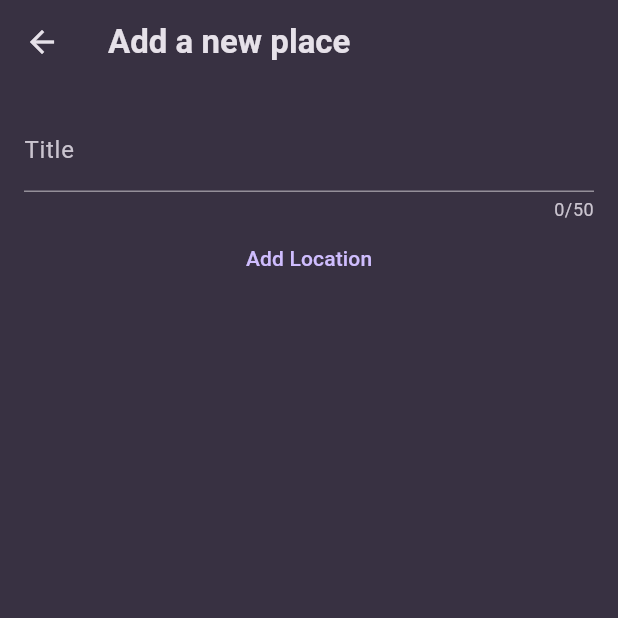
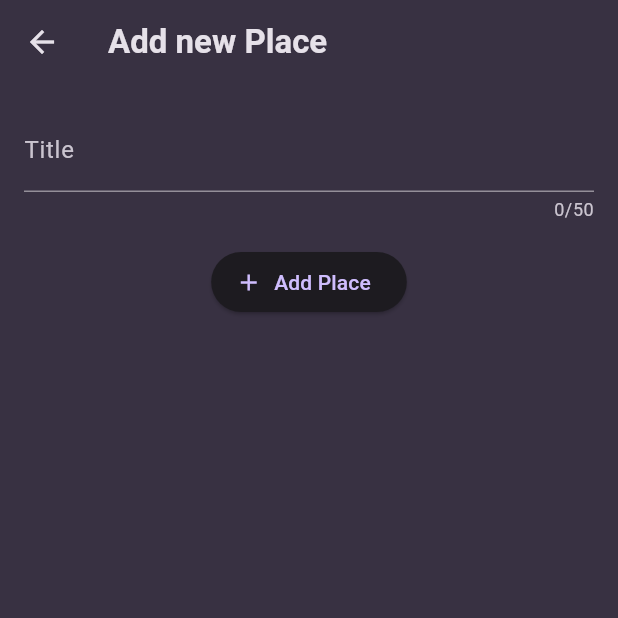
Before and after one commit to reema14a/flutter-favorite-places, a Flutter app: the screen it shows after launch, after a tap on the "add" icon, on a phone screen of 412 x 824 dp, the top half of it. Run offline on Flutter 3.47's test engine with Material 3 defaults, Android fonts, the light colour scheme and no system bars; our stand-ins replace flutter_riverpod, google_fonts.

Commit message:
Updated based on solution provided in lecture

```diff
--- a/lib/main.dart
+++ b/lib/main.dart
@@ -1,5 +1,5 @@
 import 'package:flutter/material.dart';
-import 'package:flutter_fav_places/widgets/places_list.dart';
+import 'package:flutter_fav_places/screens/places.dart';
 import 'package:flutter_riverpod/flutter_riverpod.dart';
 import 'package:google_fonts/google_fonts.dart';
 
@@ -31,7 +31,7 @@ class MyApp extends StatelessWidget {
     return MaterialApp(
       title: 'Great Places',
       theme: theme,
-      home: const PlacesList(),
+      home: const PlacesScreen(),
     );
   }
 }
--- a/lib/models/place.dart
+++ b/lib/models/place.dart
@@ -1,11 +1,14 @@
+import 'package:uuid/uuid.dart';
+
+const uuid = Uuid();
+
 class Place {
   final String id;
   final String title;
   final String? image;
 
   Place(
-    this.id,
     this.title, {
     this.image,
-  });
+  }) : id = uuid.v4();
 }
--- /dev/null
+++ b/lib/screens/add_place.dart
@@ -0,0 +1,59 @@
+import 'package:flutter/material.dart';
+import 'package:flutter_riverpod/flutter_riverpod.dart';
+import 'package:flutter_fav_places/providers/places_provider.dart';
+
+class AddPlaceScreen extends ConsumerStatefulWidget {
+  const AddPlaceScreen({super.key});
+
+  @override
+  ConsumerState<AddPlaceScreen> createState() => _AddPlaceScreenState();
+}
+
+class _AddPlaceScreenState extends ConsumerState<AddPlaceScreen> {
+  final _titleController = TextEditingController();
+
+  @override
+  void dispose() {
+    _titleController.dispose();
+    super.dispose();
+  }
+
+  void _savePlace() {
+    final enteredTitle = _titleController.text.trim();
+
+    if (enteredTitle.isEmpty) {
+      return;
+    }
+
+    ref.read(placesProvider.notifier).addPlace(enteredTitle);
+    Navigator.of(context).pop();
+  }
+
+  @override
+  Widget build(BuildContext context) {
+    return Scaffold(
+      appBar: AppBar(title: Text('Add new Place')),
+      body: SingleChildScrollView(
+        padding: const EdgeInsets.all(16),
+        child: Column(
+          children: [
+            TextField(
+              maxLength: 50,
+              controller: _titleController,
+              style: TextStyle(color: Theme.of(context).colorScheme.onSurface),
+              decoration: const InputDecoration(
+                labelText: 'Title',
+              ),
+            ),
+            const SizedBox(height: 16),
+            ElevatedButton.icon(
+              onPressed: _savePlace,
+              icon: const Icon(Icons.add),
+              label: const Text('Add Place'),
+            ),
+          ],
+        ),
+      ),
+    );
+  }
+}
--- /dev/null
+++ b/lib/screens/place_details.dart
@@ -0,0 +1,25 @@
+import 'package:flutter/material.dart';
+import 'package:flutter_riverpod/flutter_riverpod.dart';
+import 'package:flutter_fav_places/models/place.dart';
+
+class PlaceDetailsScreen extends ConsumerWidget {
+  const PlaceDetailsScreen({super.key, required this.place});
+  final Place place;
+
+  @override
+  Widget build(BuildContext context, WidgetRef ref) {
+    // final place = ref.read(placesProvider.notifier).getPlace(placeId);
+
+    return Scaffold(
+      appBar: AppBar(title: Text('Place Details')),
+      body: Center(
+        child: Text(
+          place.title,
+          style: Theme.of(context).textTheme.bodyLarge!.copyWith(
+            color: Theme.of(context).colorScheme.onSurface,
+          ),
+        ),
+      ),
+    );
+  }
+}
--- /dev/null
+++ b/lib/screens/places.dart
@@ -0,0 +1,33 @@
+import 'package:flutter/material.dart';
+import 'package:flutter_riverpod/flutter_riverpod.dart';
+import 'package:flutter_fav_places/providers/places_provider.dart';
+import 'package:flutter_fav_places/screens/add_place.dart';
+import 'package:flutter_fav_places/widgets/places_list.dart';
+
+class PlacesScreen extends ConsumerWidget {
+  const PlacesScreen({super.key});
+
+  @override
+  Widget build(BuildContext context, WidgetRef ref) {
+    final places = ref.watch(placesProvider);
+
+    return Scaffold(
+      appBar: AppBar(
+        title: Text('Your Places'),
+        actions: [
+          IconButton(
+            onPressed: () {
+              Navigator.of(context).push(
+                MaterialPageRoute(
+                  builder: (ctx) => const AddPlaceScreen(),
+                ),
+              );
+            },
+            icon: const Icon(Icons.add),
+          ),
+        ],
+      ),
+      body: PlacesList(places: places),
+    );
+  }
+}
--- a/lib/widgets/new_place.dart
+++ /dev/null
@@ -1,40 +0,0 @@
-import 'package:flutter/material.dart';
-import 'package:flutter_riverpod/flutter_riverpod.dart';
-import 'package:flutter_fav_places/providers/places_provider.dart';
-
-class NewPlace extends ConsumerWidget {
-  const NewPlace({super.key});
-
-  @override
-  Widget build(BuildContext context, WidgetRef ref) {
-    final titleController = TextEditingController();
-
-    return Scaffold(
-      appBar: AppBar(title: Text('Add a new place')),
-      body: Padding(
-        padding: const EdgeInsets.all(16.0),
-        child: Column(
-          children: [
-            TextField(
-              maxLength: 50,
-              controller: titleController,
-              style: TextStyle(color: Colors.white),
-              decoration: const InputDecoration(
-                labelText: 'Title',
-              ),
-            ),
-            TextButton(
-              onPressed: () {
-                ref
-                    .read(placesProvider.notifier)
-                    .addPlace(titleController.text);
-                Navigator.of(context).pop();
-              },
-              child: const Text('Add Location'),
-            ),
-          ],
-        ),
-      ),
-    );
-  }
-}
--- a/lib/widgets/places_list.dart
+++ b/lib/widgets/places_list.dart
@@ -1,32 +1,29 @@
 import 'package:flutter/material.dart';
 import 'package:flutter_riverpod/flutter_riverpod.dart';
 import 'package:flutter_fav_places/providers/places_provider.dart';
-import 'package:flutter_fav_places/widgets/new_place.dart';
-import 'package:flutter_fav_places/widgets/place_details.dart';
+import 'package:flutter_fav_places/screens/place_details.dart';
+import 'package:flutter_fav_places/models/place.dart';
 
 class PlacesList extends ConsumerWidget {
-  const PlacesList({super.key});
+  const PlacesList({super.key, required this.places});
+  final List<Place> places;
 
   @override
   Widget build(BuildContext context, WidgetRef ref) {
-    final places = ref.watch(placesProvider);
-
-    Widget mainContent = const Center(
+    if (places.isEmpty) {
+      return Center(
         child: Text(
           'No places found. Start adding some!',
-        style: TextStyle(
-          fontSize: 20,
-          color: Colors.white,
+          style: Theme.of(context).textTheme.bodyLarge!.copyWith(
+            color: Theme.of(context).colorScheme.onSurface,
           ),
         ),
       );
+    }
 
-    if (places.isNotEmpty) {
-      mainContent = Column(
-        crossAxisAlignment: CrossAxisAlignment.start,
-        children: [
-          Expanded(
-            child: ListView.builder(
+    return ListView.builder(
+      padding: const EdgeInsets.all(16),
+
       itemCount: places.length,
       itemBuilder: (ctx, index) => Dismissible(
         key: ValueKey(places[index].id),
@@ -37,9 +34,7 @@ class PlacesList extends ConsumerWidget {
           ),
         ),
         onDismissed: (direction) {
-                  ref
-                      .read(placesProvider.notifier)
-                      .deletePlace(places[index].id);
+          ref.read(placesProvider.notifier).deletePlace(places[index].id);
 
           ScaffoldMessenger.of(context).clearSnackBars();
           ScaffoldMessenger.of(context).showSnackBar(
@@ -50,42 +45,21 @@ class PlacesList extends ConsumerWidget {
           );
         },
         child: ListTile(
-                  title: TextButton(
-                    onPressed: () {
+          title: Text(
+            places[index].title,
+            style: Theme.of(context).textTheme.titleMedium!.copyWith(
+              color: Theme.of(context).colorScheme.onSurface,
+            ),
+          ),
+          onTap: () {
             Navigator.of(context).push(
               MaterialPageRoute(
-                          builder: (ctx) =>
-                              PlaceDetails(placeId: places[index].id),
+                builder: (ctx) => PlaceDetailsScreen(place: places[index]),
               ),
             );
           },
-                    child: Text(places[index].title),
         ),
       ),
-              ),
-            ),
-          ),
-        ],
-      );
-    }
-
-    return Scaffold(
-      appBar: AppBar(
-        title: Text('Great Places'),
-        actions: [
-          IconButton(
-            onPressed: () {
-              Navigator.of(context).push(
-                MaterialPageRoute(
-                  builder: (ctx) => const NewPlace(),
-                ),
-              );
-            },
-            icon: const Icon(Icons.add),
-          ),
-        ],
-      ),
-      body: mainContent,
     );
   }
 }
--- a/pubspec.yaml
+++ b/pubspec.yaml
@@ -36,6 +36,7 @@ dependencies:
   cupertino_icons: ^1.0.8
   google_fonts: ^6.2.1
   flutter_riverpod: ^2.6.1
+  uuid: ^4.5.1
 
 dev_dependencies:
   flutter_test:
```
Also changed, not shown: lib/providers/places_provider.dart (+2 -7 lines), lib/widgets/place_details.dart (deleted, +0 -23 lines), pubspec.lock. Lines whose indentation alone changed are shown as unchanged.
